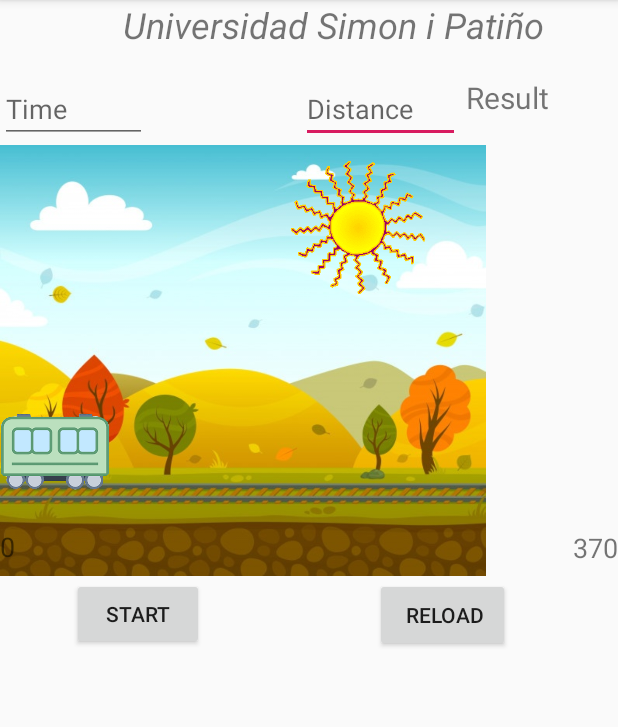
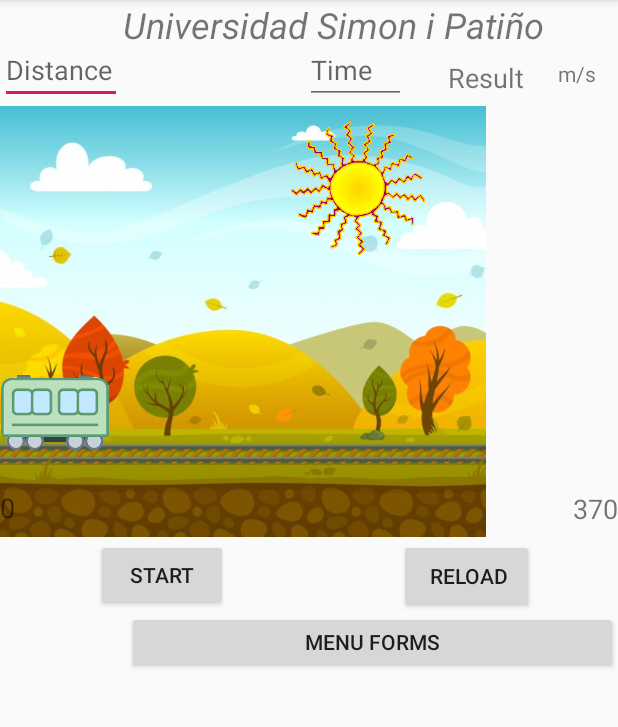
Before and after one commit to jesusBray/android, an Android app: the screen it shows after launch (MainActivity), on a phone screen of 412 x 824 dp, the part 84-811 px from its top. Run offline under Robolectric (Android 15) with nearby library versions, the light colour scheme and no system bars.

Commit message:
fixed issues with the method animacion

```diff
--- /dev/null
+++ b/App_fisica2/app/src/main/java/com/example/app_fisica2/Grapeer.java
@@ -0,0 +1,14 @@
+package com.example.app_fisica2;
+
+public class Grapeer {
+
+    public static long parseCad(String a){
+        return Long.parseLong(a);
+    }
+
+    public static double vel(double d, double t){
+        return d/t;
+    }
+
+
+}
--- a/App_fisica2/app/src/main/java/com/example/app_fisica2/MainActivity.java
+++ b/App_fisica2/app/src/main/java/com/example/app_fisica2/MainActivity.java
@@ -64,16 +64,17 @@ public class MainActivity extends AppCompatActivity {
 
     }
 
-    public void animacion(final String animacion){
+    public void animacion(final String animacion) {
         long t = Long.parseLong(tiempo.getText().toString());
         long d = Long.parseLong(distancia.getText().toString());
-        switch (animacion){
+        long resultTime = t*1000;
+        switch (animacion) {
             case "startObjet":
                 //asingt operation
                 Velocidad(d,t);
 
                 objectAnimator = ObjectAnimator.ofFloat(tren, "x", d);
-                objectAnimator.setDuration(t*1000);
+                objectAnimator.setDuration(resultTime);
                 animatorSet = new AnimatorSet();
                 animatorSet.play(objectAnimator);
                 animatorSet.start();
@@ -121,6 +122,7 @@ public class MainActivity extends AppCompatActivity {
 
 //                objectAnimator = ObjectAnimator.ofFloat(tren, "x", 250f);
 //                animatorSet.playTogether(ObjectAnimator.ofFloat(objectAnimator,"x",12f));
+//                objectAnimator.setDuration(10000);
                 animatorSetX = new AnimatorSet();
                 animatorSetX.play(objectAnimator);
                 animatorSetX.start();
--- a/App_fisica2/app/src/main/res/layout/activity_main.xml
+++ b/App_fisica2/app/src/main/res/layout/activity_main.xml
@@ -8,29 +8,26 @@
 
     <EditText
         android:id="@+id/distancia"
-        android:layout_width="106dp"
-        android:layout_height="44dp"
-        android:layout_marginTop="24dp"
-        android:layout_marginEnd="4dp"
+        android:layout_width="81dp"
+        android:layout_height="42dp"
         android:ems="10"
         android:hint="Distance"
         android:inputType="number"
-        app:layout_constraintEnd_toStartOf="@+id/velocidad"
+        app:layout_constraintEnd_toStartOf="@+id/tiempo"
+        app:layout_constraintHorizontal_bias="0.0"
+        app:layout_constraintStart_toStartOf="parent"
         app:layout_constraintTop_toBottomOf="@+id/textView" />
 
     <EditText
         android:id="@+id/tiempo"
-        android:layout_width="98dp"
-        android:layout_height="44dp"
+        android:layout_width="67dp"
+        android:layout_height="41dp"
+        android:layout_marginEnd="28dp"
         android:ems="10"
         android:hint="Time"
         android:inputType="number"
         app:layout_constraintBottom_toTopOf="@+id/imageView3"
-        app:layout_constraintEnd_toStartOf="@+id/distancia"
-        app:layout_constraintHorizontal_bias="0.0"
-        app:layout_constraintStart_toStartOf="parent"
-        app:layout_constraintTop_toBottomOf="@+id/textView"
-        app:layout_constraintVertical_bias="1.0" />
+        app:layout_constraintEnd_toStartOf="@+id/velocidad" />
 
     <TextView
         android:id="@+id/textView"
@@ -59,7 +56,7 @@
         android:id="@+id/resetbutton"
         android:layout_width="90dp"
         android:layout_height="49dp"
-        android:layout_marginEnd="72dp"
+        android:layout_marginEnd="56dp"
         android:text=" RELOAD"
         app:layout_constraintEnd_toEndOf="parent"
         app:layout_constraintTop_toBottomOf="@+id/imageView3" />
@@ -68,7 +65,7 @@
         android:id="@+id/button"
         android:layout_width="wrap_content"
         android:layout_height="wrap_content"
-        android:layout_marginStart="48dp"
+        android:layout_marginStart="64dp"
         android:text="Start"
         app:layout_constraintStart_toStartOf="parent"
         app:layout_constraintTop_toBottomOf="@+id/imageView3" />
@@ -97,12 +94,12 @@
 
     <TextView
         android:id="@+id/velocidad"
-        android:layout_width="81dp"
-        android:layout_height="44dp"
-        android:layout_marginTop="24dp"
-        android:layout_marginEnd="20dp"
+        android:layout_width="77dp"
+        android:layout_height="23dp"
+        android:layout_marginTop="12dp"
+        android:layout_marginEnd="36dp"
         android:text="Result"
-        android:textSize="20sp"
+        android:textSize="18sp"
         app:layout_constraintEnd_toEndOf="parent"
         app:layout_constraintTop_toBottomOf="@+id/textView" />
 
@@ -126,4 +123,23 @@
         app:layout_constraintBottom_toBottomOf="@+id/imageView3"
         app:layout_constraintStart_toStartOf="parent" />
 
+    <TextView
+        android:id="@+id/textView7"
+        android:layout_width="40dp"
+        android:layout_height="32dp"
+        android:layout_marginTop="12dp"
+        android:text="m/s"
+        app:layout_constraintEnd_toEndOf="parent"
+        app:layout_constraintTop_toBottomOf="@+id/textView" />
+
+    <Button
+        android:id="@+id/button2"
+        android:layout_width="327dp"
+        android:layout_height="41dp"
+        android:text="MENU FORMS"
+        app:layout_constraintEnd_toEndOf="parent"
+        app:layout_constraintHorizontal_bias="1.0"
+        app:layout_constraintStart_toStartOf="parent"
+        app:layout_constraintTop_toBottomOf="@+id/button" />
+
 </androidx.constraintlayout.widget.ConstraintLayout>
```
